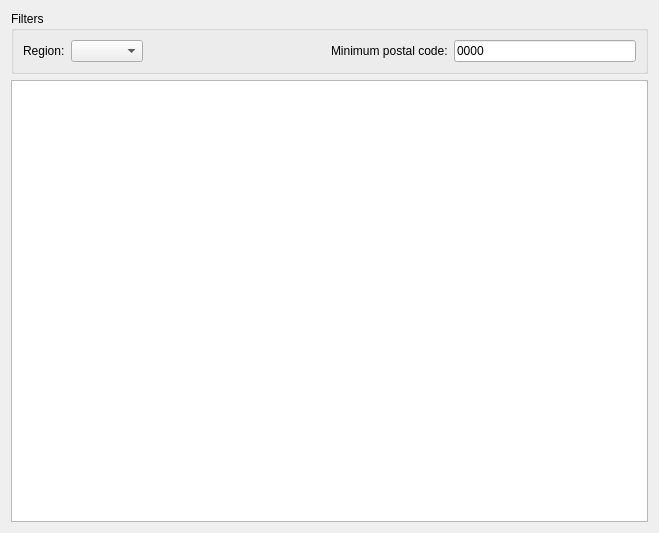
This is viewer/dlgdemo.ui in tbikfalvi/Belenus as Qt 5 draws it before an edit. The edited form follows.
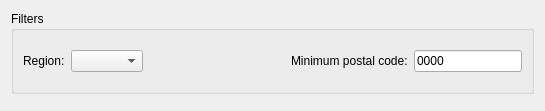
This is the edited form.

Commit message: Teljesen uj megkozelites: QTableView helyett QTextDocument, mert azt lehet nyomtatni. Meg csak egy ures vaz, semmi mukodes nincs benne.

The edit to the form file:
```diff
--- a/viewer/dlgdemo.ui
+++ b/viewer/dlgdemo.ui
@@ -6,8 +6,8 @@
    <rect>
     <x>0</x>
     <y>0</y>
-    <width>659</width>
-    <height>533</height>
+    <width>545</width>
+    <height>111</height>
    </rect>
   </property>
   <property name="windowTitle">
@@ -64,34 +64,10 @@
     </widget>
    </item>
    <item>
-    <widget class="QTableView" name="tbvReport">
-     <property name="editTriggers">
-      <set>QAbstractItemView::NoEditTriggers</set>
+    <widget class="QDialogButtonBox" name="btbButtons">
+     <property name="standardButtons">
+      <set>QDialogButtonBox::NoButton</set>
      </property>
-     <property name="alternatingRowColors">
-      <bool>true</bool>
-     </property>
-     <property name="selectionMode">
-      <enum>QAbstractItemView::NoSelection</enum>
-     </property>
-     <property name="selectionBehavior">
-      <enum>QAbstractItemView::SelectRows</enum>
-     </property>
-     <property name="sortingEnabled">
-      <bool>true</bool>
-     </property>
-     <attribute name="horizontalHeaderStretchLastSection">
-      <bool>true</bool>
-     </attribute>
-     <attribute name="verticalHeaderVisible">
-      <bool>false</bool>
-     </attribute>
-     <attribute name="verticalHeaderVisible">
-      <bool>false</bool>
-     </attribute>
-     <attribute name="horizontalHeaderStretchLastSection">
-      <bool>true</bool>
-     </attribute>
     </widget>
    </item>
   </layout>
```
Left out of the diff: 19 changed lines with no effect on the pictures. The commit also changes 7 other files.
